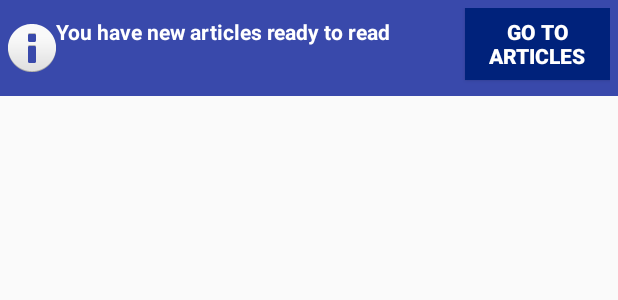
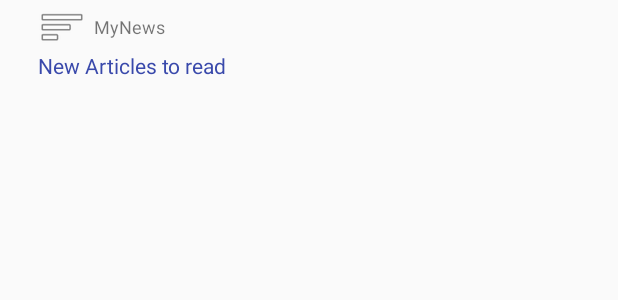
Before and after one commit to diegoma77/MyNews, an Android app: the layout custom_notification.xml on its own in the app's theme, with its tools: preview values and no code run, on a phone screen of 412 x 824 dp. Shown: the top 300 px of the screen. Run offline under Robolectric (Android 15) with nearby library versions, the phone set to English and light mode, and no system bars; network calls fail.

```diff
--- a/app/src/main/AndroidManifest.xml
+++ b/app/src/main/AndroidManifest.xml
@@ -3,6 +3,8 @@
     package="com.example.android.mynews">
 
     <uses-permission android:name="android.permission.INTERNET" />
+
+    <uses-permission android:name="android.permission.SET_ALARM"/>
 
     <application
         android:allowBackup="true"
@@ -26,8 +28,9 @@
         <activity android:name=".activities.DisplaySearchArticlesActivity" />
         <activity android:name=".activities.WebViewMainActivity" />
         <activity android:name=".activities.WebViewSearchActivity" />
+        <activity android:name=".broadcastreceiver.RepeatingActivity" />
 
-        <receiver android:name=".broadcastreceivers.ButtonListener">
+        <receiver android:name=".broadcastreceiver.NotificationReceiver">
             <intent-filter>
                 <action android:name="button_clicked" />
             </intent-filter>
--- a/app/src/main/java/com/example/android/mynews/activities/MainActivity.java
+++ b/app/src/main/java/com/example/android/mynews/activities/MainActivity.java
@@ -133,8 +133,8 @@ public class MainActivity extends AppCompatActivity {
                 .setPositiveButton("YES, I AM SURE", new DialogInterface.OnClickListener() {
                     @Override
                     public void onClick(DialogInterface dialog, int which) {
-                        dbH.deleteAllRows();
-                        dbH.resetAutoIncrement();
+                        dbH.deleteAllRowsFromTableName(DatabaseContract.Database.ALREADY_READ_ARTICLES_TABLE_NAME);
+                        dbH.resetAutoIncrement(DatabaseContract.Database.ALREADY_READ_ARTICLES_TABLE_NAME);
                         Toast.makeText(MainActivity.this, "History has been deleted", Toast.LENGTH_SHORT).show();
 
                         //Code used to restart the activity
--- a/app/src/main/res/layout/custom_notification.xml
+++ b/app/src/main/res/layout/custom_notification.xml
@@ -1,39 +1,50 @@
 <?xml version="1.0" encoding="utf-8"?>
 <LinearLayout
     xmlns:android="http://schemas.android.com/apk/res/android"
-    android:orientation="horizontal"
+    xmlns:app="http://schemas.android.com/apk/res-auto"
+    android:orientation="vertical"
     android:layout_width="match_parent"
     android:layout_height="64dp"
-    android:background="@color/colorPrimary"
-    android:padding="5dp">
+    android:paddingLeft="25dp"
+    android:paddingTop="2dp"
+    android:paddingBottom="10dp">
 
-    <ImageView
-        android:id="@+id/custom_notif_icon"
+    <LinearLayout
+        android:layout_width="wrap_content"
+        android:layout_height="wrap_content">
+
+        <ImageView
+            android:id="@+id/custom_notif_icon"
+            android:layout_width="wrap_content"
+            android:layout_height="wrap_content"
+            app:srcCompat="@android:drawable/ic_menu_sort_by_size" />
+
+        <TextView
+            android:layout_width="wrap_content"
+            android:layout_height="wrap_content"
+            android:textSize="12sp"
+            android:text="MyNews"
+            android:paddingTop="7dp"
+            android:paddingLeft="5dp"/>
+    </LinearLayout>
+
+
+
+    <TextView
+        android:id="@+id/custom_notif_title"
         android:layout_width="wrap_content"
         android:layout_height="wrap_content"
-        android:src="@android:drawable/ic_dialog_info"
-        android:layout_gravity="center"/>
+        android:textSize="14sp"
+        android:textColor="@color/colorPrimary"
+        android:text="New Articles to read" />
 
     <TextView
         android:id="@+id/custom_notif_text"
         android:layout_width="wrap_content"
         android:layout_height="wrap_content"
-        android:text="You have new articles ready to read"
-        android:textColor="#ffffff"
-        android:textStyle="bold" />
-
-    <FrameLayout
-        android:layout_width="50dp"
-        android:layout_height="wrap_content">
-    </FrameLayout>
-
-    <Button
-        android:id="@+id/custom_notif_button"
-        android:layout_width="wrap_content"
-        android:layout_height="wrap_content"
-        android:text="Go to articles"
-        android:background="@color/colorPrimaryDark"
-        android:textColor="#ffffff"
-        android:textStyle="bold" />
+        android:textSize="12sp"
+        android:textColor="@color/colorAccent"
+        android:text="Tap to read the articles"
+        android:padding="5dp"/>
 
 </LinearLayout>
```
Also changed, not shown: app/src/main/java/com/example/android/mynews/activities/NotificationsActivity.java (+48 -12 lines), app/src/main/java/com/example/android/mynews/broadcastreceiver/NotificationReceiver.java (added, +82 -0 lines), app/src/main/java/com/example/android/mynews/broadcastreceiver/RepeatingActivity.java (added, +36 -0 lines), app/src/main/java/com/example/android/mynews/broadcastreceivers/ButtonListener.java (deleted, +0 -22 lines), app/src/main/java/com/example/android/mynews/data/DatabaseContract.java (+8 -1 lines), app/src/main/java/com/example/android/mynews/data/DatabaseHelper.java (+50 -24 lines), app/src/main/res/layout/repeating_activity_layout.xml (added, +21 -0 lines).
